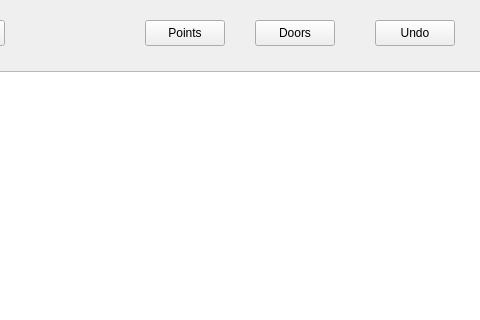
Old version of the form GUI/mainwindow.ui in the repository kevin-ba/pFlow; both pictures show x 85 to 565 and y 0 to 320 of the 800 by 600 pixel window.
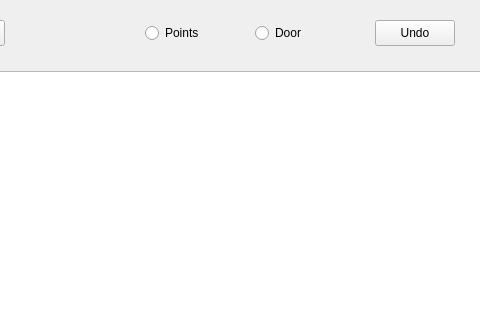
New version of the form.

Commit message: draw dosnt work

What changed in the file:
```diff
--- a/GUI/mainwindow.ui
+++ b/GUI/mainwindow.ui
@@ -37,7 +37,7 @@
      </rect>
     </property>
    </widget>
-   <widget class="QPushButton" name="pushButton_2">
+   <widget class="QRadioButton" name="radioButton_Points">
     <property name="geometry">
      <rect>
       <x>230</x>
@@ -50,7 +50,7 @@
      <string>Points</string>
     </property>
    </widget>
-   <widget class="QPushButton" name="pushButton_3">
+   <widget class="QRadioButton" name="radioButton_Door">
     <property name="geometry">
      <rect>
       <x>340</x>
@@ -60,7 +60,7 @@
      </rect>
     </property>
     <property name="text">
-     <string>Doors</string>
+     <string>Door</string>
     </property>
    </widget>
    <widget class="QPushButton" name="pushButton_4">
```
Left out of the diff: 14 changed lines with no effect on the pictures. The commit also changes 2 other files.
